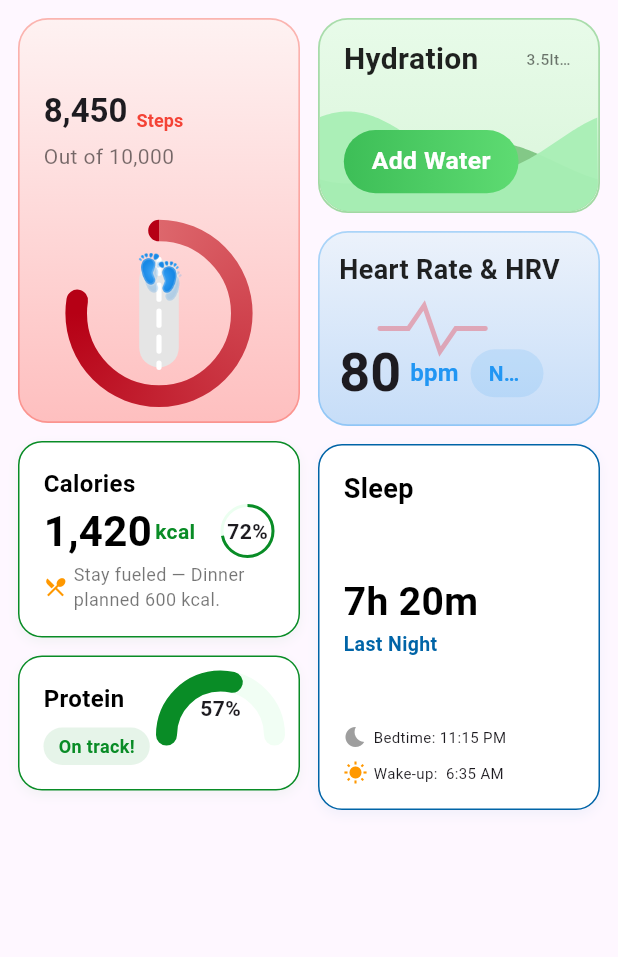
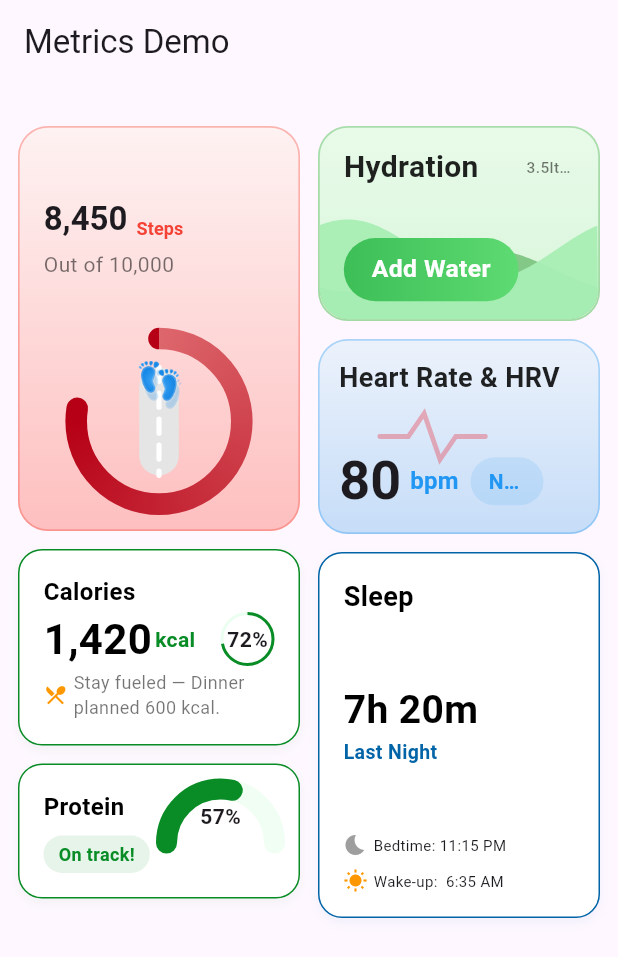
Before and after one commit to devOmedia/animated_gredview, a Flutter app: the screen it shows after launch, on a phone screen of 412 x 824 dp. Shown: the top 957 px of the screen. Run offline on Flutter 3.47's test engine with Material 3 defaults, Android fonts, the phone set to English and light mode, and no system bars; drawn by our look-alikes of percent_indicator.

Commit message:
READY TO USE

```diff
--- a/lib/main.dart
+++ b/lib/main.dart
@@ -21,7 +21,25 @@ class MyApp extends StatelessWidget {
     return MaterialApp(
       title: 'Metrics Dashboard',
       theme: ThemeData.light(),
-      home: const Scaffold(body: SafeArea(child: MetricsGridPage())),
+      home: const DemoMetricsScreen(),
+    );
+  }
+}
+
+// Demo wrapper for preview/testing. Remove or replace in your app.
+class DemoMetricsScreen extends StatelessWidget {
+  const DemoMetricsScreen({super.key});
+
+  @override
+  Widget build(BuildContext context) {
+    return Scaffold(
+      appBar: AppBar(title: const Text('Metrics Demo')),
+      body: SingleChildScrollView(
+        child: Padding(
+          padding: const EdgeInsets.only(top: 16),
+          child: MetricsGridPage(),
+        ),
+      ),
     );
   }
 }
@@ -35,6 +53,7 @@ class GridItem {
 }
 
 class MetricsGridPage extends StatefulWidget {
+  // You can add parameters here for customization, e.g. items, editMode, etc.
   const MetricsGridPage({super.key});
 
   @override
@@ -107,8 +126,7 @@ class _MetricsGridPageState extends State<MetricsGridPage> {
 
   @override
   Widget build(BuildContext context) {
-    final screenH = MediaQuery.of(context).size.height;
-
+    // Remove Scaffold/SafeArea, make this embeddable in any scrollable screen
     return Stack(
       children: [
         GestureDetector(
@@ -116,7 +134,6 @@ class _MetricsGridPageState extends State<MetricsGridPage> {
           behavior: HitTestBehavior.opaque,
           child: Column(
             children: [
-              // Top bar
               if (isEditMode)
                 Padding(
                   padding: const EdgeInsets.symmetric(
@@ -163,62 +180,11 @@ class _MetricsGridPageState extends State<MetricsGridPage> {
                     ],
                   ),
                 ),
-
-              // GRID
-              // Expanded(
-              //   child: Padding(
-              //     padding: const EdgeInsets.all(12),
-              //     child: ListView.builder(
-              //       itemCount: (items.length / 2).ceil(),
-              //       itemBuilder: (context, rowIdx) {
-              //         final leftIdx = rowIdx * 2;
-              //         final rightIdx = leftIdx + 1;
-              //         final leftItem = items[leftIdx];
-              //         final rightItem = rightIdx < items.length
-              //             ? items[rightIdx]
-              //             : null;
-              //         // Determine flex: tall = 4, short = 5
-              //         int leftFlex = leftItem.heightCells == 2 ? 4 : 5;
-              //         int rightFlex =
-              //             rightItem != null && rightItem.heightCells == 2
-              //             ? 4
-              //             : 5;
-              //         return Row(
-              //           children: [
-              //             Expanded(
-              //               flex: leftFlex,
-              //               child: Padding(
-              //                 padding: const EdgeInsets.only(
-              //                   right: 6,
-              //                   bottom: 12,
-              //                 ),
-              //                 child: buildDragTile(leftItem, leftIdx, context),
-              //               ),
-              //             ),
-              //             if (rightItem != null)
-              //               Expanded(
-              //                 flex: rightFlex,
-              //                 child: Padding(
-              //                   padding: const EdgeInsets.only(
-              //                     left: 6,
-              //                     bottom: 12,
-              //                   ),
-              //                   child: buildDragTile(
-              //                     rightItem,
-              //                     rightIdx,
-              //                     context,
-              //                   ),
-              //                 ),
-              //               ),
-              //           ],
-              //         );
-              //       },
-              //     ),
-              //   ),
-              // ),
-              Expanded(
-                child: Padding(
-                  padding: const EdgeInsets.all(12),
+              // The grid itself
+              Padding(
+                padding: const EdgeInsets.all(12),
+                child: SizedBox(
+                  height: 600, // You can make this dynamic or expose as param
                   child: MasonryGridView.count(
                     crossAxisCount: 2,
                     mainAxisSpacing: 12,
@@ -234,8 +200,6 @@ class _MetricsGridPageState extends State<MetricsGridPage> {
             ],
           ),
         ),
-
-        // Delete target
         if (isEditMode && draggingIndex != null)
           Positioned(
             bottom: 10,
@@ -249,18 +213,6 @@ class _MetricsGridPageState extends State<MetricsGridPage> {
               ),
             ),
           ),
-
-        // Add Metric button
-        // if (isEditMode)
-        //   Positioned(
-        //     bottom: 25,
-        //     right: 20,
-        //     child: FloatingActionButton.extended(
-        //       onPressed: addMetric,
-        //       icon: const Icon(Icons.add),
-        //       label: const Text("Add Metric"),
-        //     ),
-        //   ),
       ],
     );
   }
```
